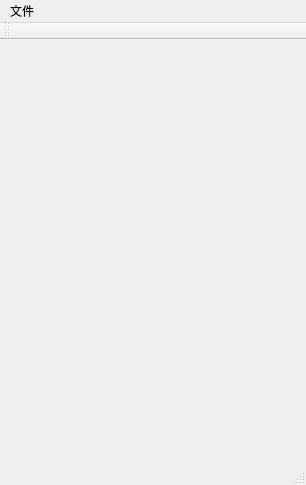
This is KFileEdtitor/KFileEdtitor.ui in tianxingithub/keditor-sln as Qt 5 draws it before an edit. The edited form follows.
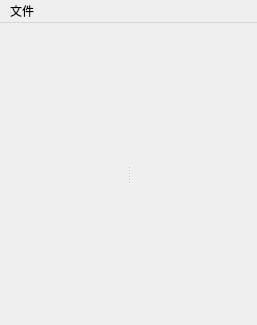
This is the edited form.

```diff
--- a/KFileEdtitor/KFileEdtitor.ui
+++ b/KFileEdtitor/KFileEdtitor.ui
@@ -6,36 +6,50 @@
    <rect>
     <x>0</x>
     <y>0</y>
-    <width>306</width>
-    <height>485</height>
+    <width>257</width>
+    <height>325</height>
    </rect>
   </property>
   <property name="windowTitle">
    <string>KFileEdtitor</string>
   </property>
   <widget class="QWidget" name="centralWidget">
-   <layout class="QVBoxLayout" name="verticalLayout_4">
+   <layout class="QVBoxLayout" name="verticalLayout_2">
+    <property name="spacing">
+     <number>3</number>
+    </property>
+    <property name="leftMargin">
+     <number>9</number>
+    </property>
+    <property name="topMargin">
+     <number>9</number>
+    </property>
+    <property name="rightMargin">
+     <number>9</number>
+    </property>
+    <property name="bottomMargin">
+     <number>9</number>
+    </property>
     <item>
-     <layout class="QHBoxLayout" name="horizontalLayout_2">
-      <item>
-       <widget class="QWidget" name="widget" native="true">
-        <layout class="QVBoxLayout" name="verticalLayout_2">
-         <item>
-          <layout class="QVBoxLayout" name="verticalLayout"/>
-         </item>
-        </layout>
-       </widget>
-      </item>
-      <item>
-       <widget class="QWidget" name="widget_2" native="true">
-        <layout class="QVBoxLayout" name="verticalLayout_3">
-         <item>
-          <layout class="QHBoxLayout" name="horizontalLayout"/>
-         </item>
-        </layout>
-       </widget>
-      </item>
-     </layout>
+     <widget class="QSplitter" name="splitter">
+      <property name="orientation">
+       <enum>Qt::Horizontal</enum>
+      </property>
+      <widget class="QWidget" name="verticalLayoutWidget">
+       <layout class="QVBoxLayout" name="verticalLayout">
+        <property name="spacing">
+         <number>0</number>
+        </property>
+       </layout>
+      </widget>
+      <widget class="QWidget" name="horizontalLayoutWidget">
+       <layout class="QHBoxLayout" name="horizontalLayout">
+        <property name="spacing">
+         <number>0</number>
+        </property>
+       </layout>
+      </widget>
+     </widget>
     </item>
    </layout>
   </widget>
@@ -44,7 +58,7 @@
     <rect>
      <x>0</x>
      <y>0</y>
-     <width>306</width>
+     <width>257</width>
      <height>23</height>
     </rect>
    </property>
@@ -58,15 +72,6 @@
    </widget>
    <addaction name="menu"/>
   </widget>
-  <widget class="QToolBar" name="mainToolBar">
-   <attribute name="toolBarArea">
-    <enum>TopToolBarArea</enum>
-   </attribute>
-   <attribute name="toolBarBreak">
-    <bool>false</bool>
-   </attribute>
-  </widget>
-  <widget class="QStatusBar" name="statusBar"/>
   <action name="actionOpen">
    <property name="text">
     <string>Open</string>
```
